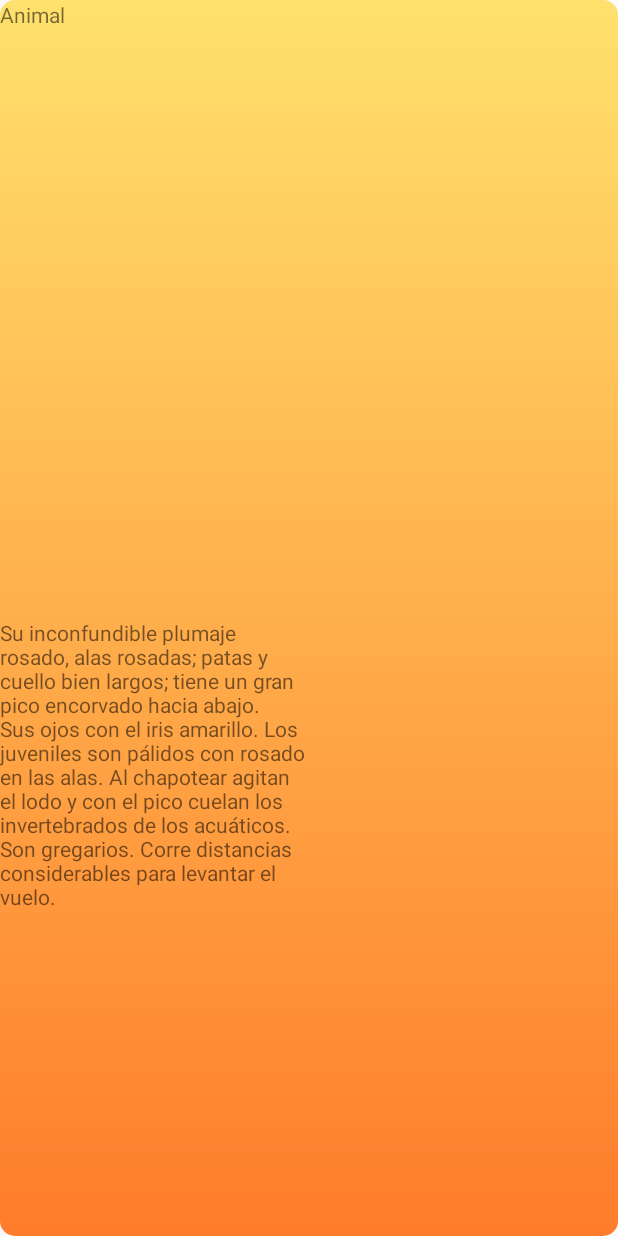
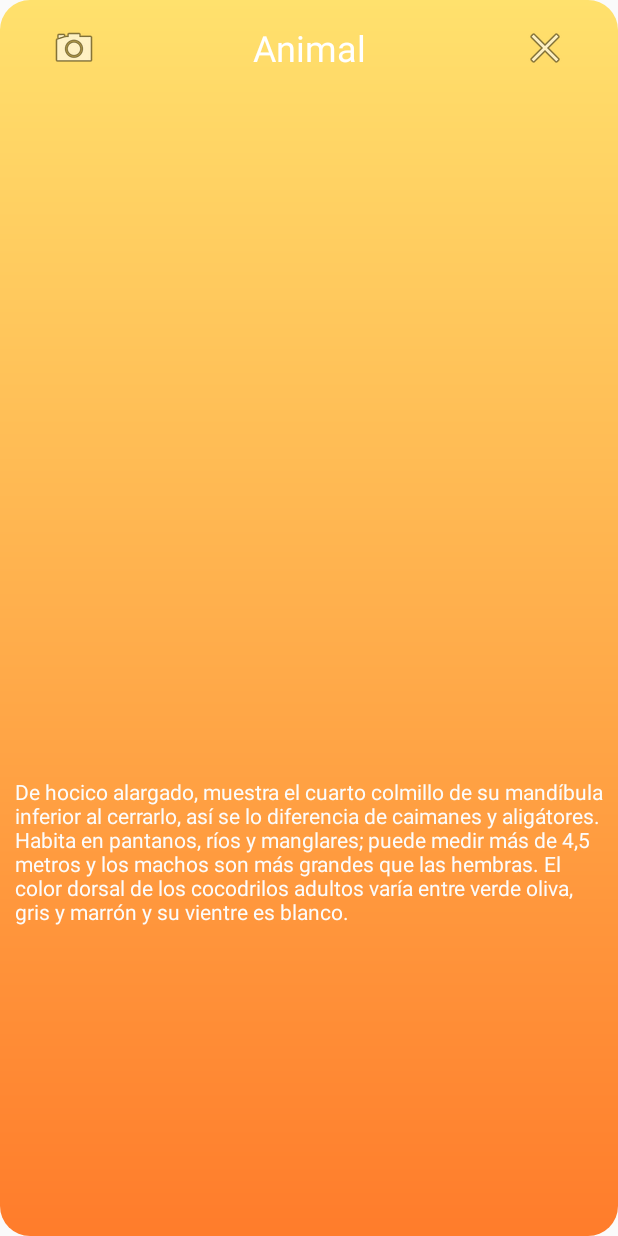
Before and after one commit to andreslab/APP_DIGITAL-PARK_JAVA, an Android app: the layout activity_pop_up.xml on its own in the app's theme, with its tools: preview values and no code run, on a phone screen of 412 x 824 dp. Run offline under Robolectric (Android 15) with nearby library versions, the phone set to English and light mode, and no system bars.

Commit message:
fix style popup and add button camera, close

```diff
--- a/app/src/main/res/drawable/pop_bg.xml
+++ b/app/src/main/res/drawable/pop_bg.xml
@@ -7,5 +7,5 @@
         android:angle="90"/>
 
     <corners
-        android:radius="10dp"/>
+        android:radius="20dp"/>
 </shape>
--- a/app/src/main/res/layout/activity_pop_up.xml
+++ b/app/src/main/res/layout/activity_pop_up.xml
@@ -8,45 +8,75 @@
     tools:context=".PopUpActivity">
 
     <LinearLayout
-        android:orientation="horizontal"
         android:layout_width="match_parent"
-        android:layout_height="match_parent">
+        android:layout_height="match_parent"
+        android:background="#00FFFFFF"
+        android:orientation="horizontal">
 
         <LinearLayout
             android:layout_width="match_parent"
             android:layout_height="match_parent"
             android:layout_weight="1"
+            android:background="#00FFFFFF"
             android:orientation="vertical">
 
-            <TextView
+            <LinearLayout
                 android:layout_width="match_parent"
                 android:layout_height="match_parent"
-                android:layout_weight="1"
-                android:text="Animal" />
+                android:layout_weight="3"
+                android:orientation="horizontal"
+                android:paddingLeft="10dp"
+                android:paddingRight="10dp">
+
+                <ImageButton
+                    android:id="@+id/btn_camera"
+                    android:layout_width="match_parent"
+                    android:layout_height="match_parent"
+                    android:layout_weight="2"
+                    android:background="@android:color/transparent"
+                    android:src="@android:drawable/ic_menu_camera" />
+
+                <TextView
+                    android:id="@+id/title_detail_animal"
+                    android:layout_width="match_parent"
+                    android:layout_height="match_parent"
+                    android:layout_gravity="center"
+                    android:layout_weight="1"
+                    android:background="#00FFFFFF"
+                    android:gravity="center"
+                    android:text="Animal"
+                    android:textColor="#FFFFFF"
+                    android:textSize="24sp" />
+
+                <ImageButton
+                    android:id="@+id/btn_close"
+                    android:layout_width="match_parent"
+                    android:layout_height="match_parent"
+                    android:layout_weight="2"
+                    android:background="@android:color/transparent"
+                    android:src="@android:drawable/ic_menu_close_clear_cancel" />
+
+            </LinearLayout>
+
+            <ImageView
+                android:id="@+id/img_detail_animal"
+                android:layout_width="match_parent"
+                android:layout_height="match_parent"
+                android:layout_weight="1.5" />
 
             <TextView
+                android:id="@+id/text_detail_animal"
                 android:layout_width="match_parent"
                 android:layout_height="match_parent"
-                android:layout_weight="1"
-                android:text="@string/description_flamingo" />
+                android:layout_weight="2"
+                android:background="#00FFFFFF"
+                android:paddingLeft="10dp"
+                android:paddingTop="10dp"
+                android:paddingRight="10dp"
+                android:text="@string/description_cocodrilo"
+                android:textColor="#FCFCFC"
+                android:textSize="14sp" />
 
-        </LinearLayout>
-
-        <LinearLayout
-            android:layout_width="match_parent"
-            android:layout_height="match_parent"
-            android:layout_weight="1"
-            android:orientation="vertical">
-
-            <ImageView
-                android:layout_width="match_parent"
-                android:layout_height="match_parent"
-                android:layout_weight="1" />
-
-            <TextView
-                android:layout_width="match_parent"
-                android:layout_height="match_parent"
-                android:layout_weight="1" />
         </LinearLayout>
 
     </LinearLayout>
```
Also changed, not shown: app/src/main/java/com/andreslab/digitalpark/PopUpActivity.java (+70 -0 lines).
